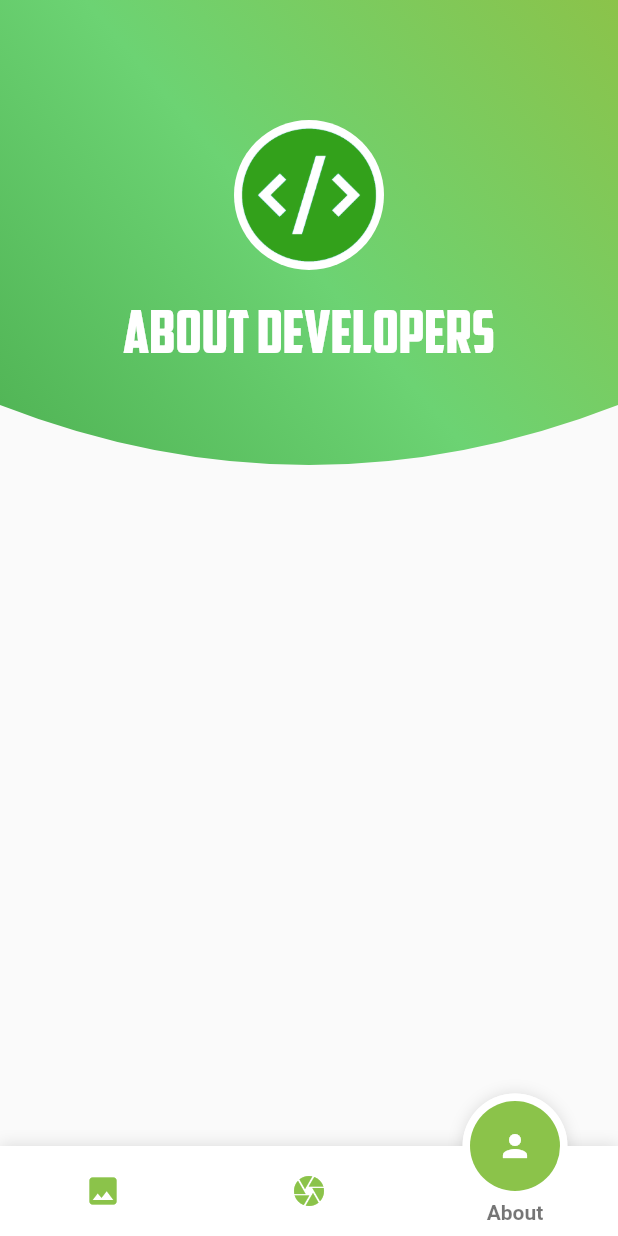
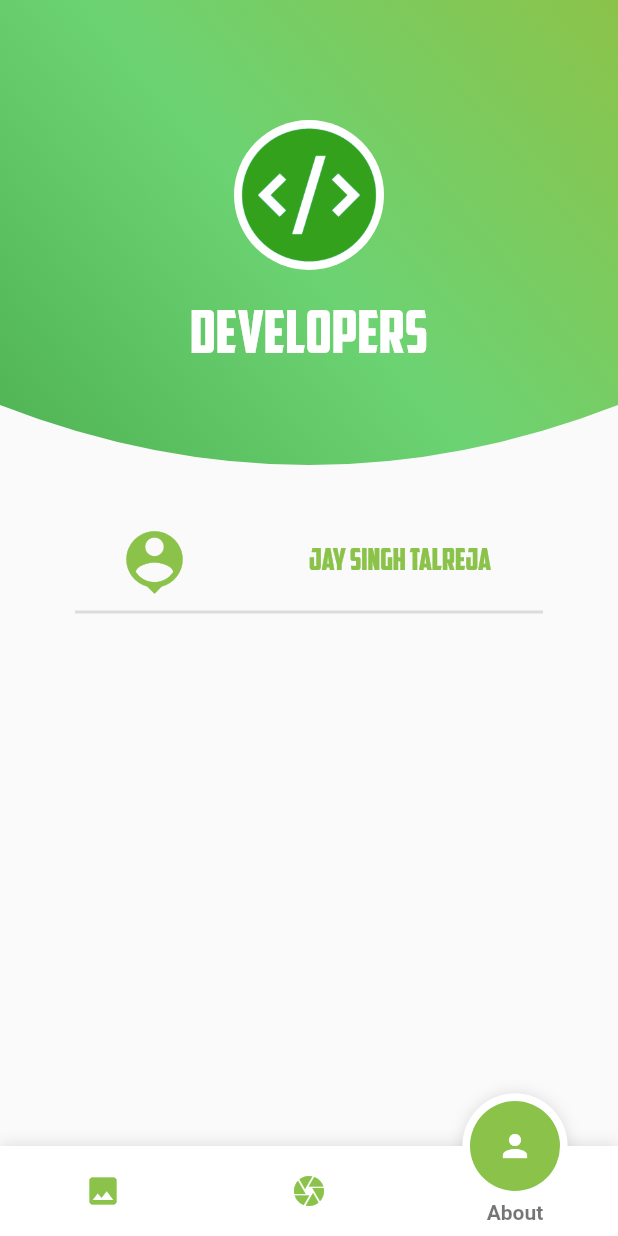
Before and after one commit to JaySinghTalreja/Plant-Health, a Flutter app: the screen it shows after launch, item 3 of the bottom bar chosen, on a phone screen of 412 x 824 dp. Run offline on Flutter 3.47's test engine with Material 2 defaults, Android fonts, the phone set to English and light mode, and no system bars; drawn by our look-alikes of fancy_bottom_navigation; our stand-ins replace animated_text_kit, argon_buttons_flutter, flutter_spinkit, image_picker; missing offline and left inert: animated_widgets, progress_button.

Commit message:
Logo Name And Divider

```diff
--- a/lib/ui/about.dart
+++ b/lib/ui/about.dart
@@ -39,11 +39,23 @@ class _AboutState extends State<About> {
                     //Image.asset("assets/editOne.png", width: 150, height: 150,),
                   ),
                   SizedBox(height: 25),
-                  Text("ABOUT DEVELOPERS",style: TextStyle(fontSize: 40, fontFamily: "AmericanCaptain", color: Colors.white),),
+                  Text("DEVELOPERS",style: TextStyle(fontSize: 40, fontFamily: "AmericanCaptain", color: Colors.white),),
                 ],
               ),
             ),
           ),
+          //Name of the Developer
+          Row(
+            children: <Widget>[
+              Expanded(
+                child: Icon(Icons.person_pin, size: 50,color: Colors.lightGreen,),
+              ),
+              Expanded(
+                child: Text("Jay Singh Talreja", style: TextStyle(fontSize: 20, fontFamily: "AmericanCaptain", color: Colors.lightGreen)),
+              ),
+            ],
+          ),
+          Divider(indent: 50.0,endIndent: 50.0,thickness: 2,),
         ],
       ),
     );
```
